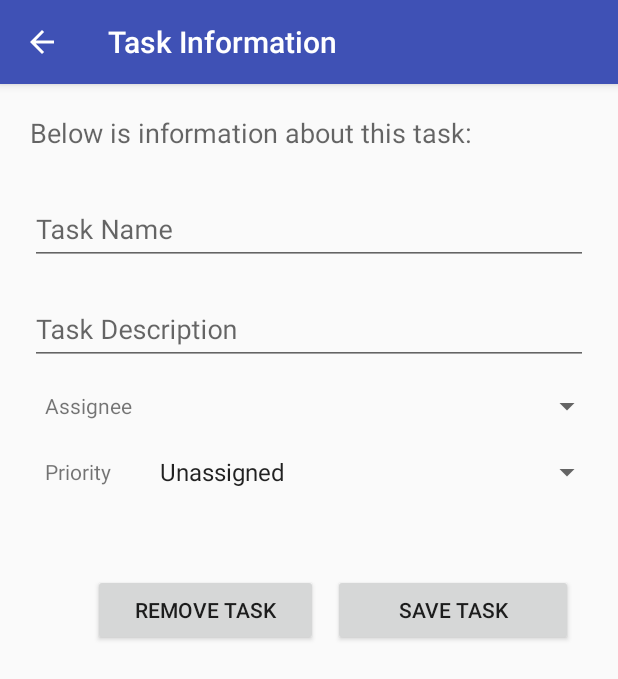
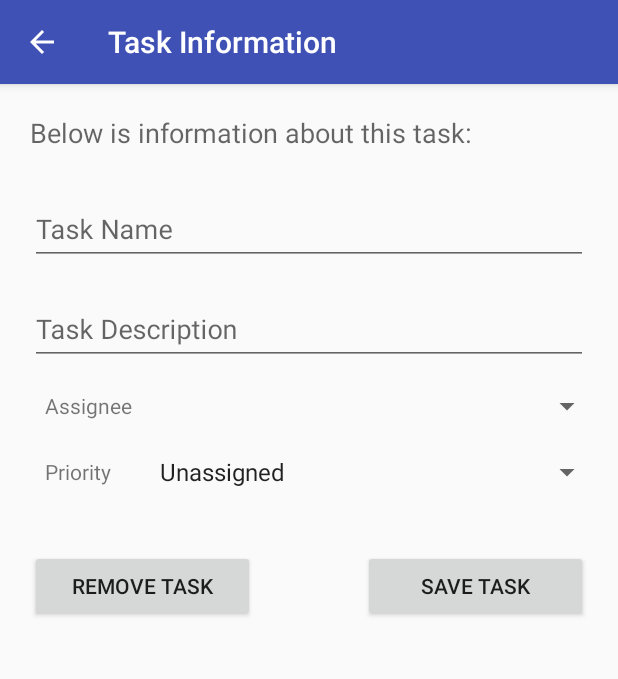
Before and after one commit to Macro303/Project_Fury, an Android app: the TaskInfoView screen opened directly, with no data from a screen before it, after a tap on "EDIT TASK", on a phone screen of 412 x 824 dp. Shown: the top 679 px of the screen. Run offline under Robolectric (Android 15) with nearby library versions, the light colour scheme and no system bars; our stand-ins replace ButterKnife; 12 statements that could not run were skipped.

Commit message:
Issue Task #100
Fixing spinner being disabled

```diff
--- a/app/src/main/java/tobedevelopers/project_fury/create_project/implementation/CreateProjectPresenter.java
+++ b/app/src/main/java/tobedevelopers/project_fury/create_project/implementation/CreateProjectPresenter.java
@@ -48,10 +48,11 @@ public class CreateProjectPresenter implements CreateProjectContract.Presenter{
 				@Override
 				protected void onPostExecute( Response response ){
 					CreateProjectContract.View view = viewWeakReference.get();
+					CreateProjectContract.Navigation navigation = navigationWeakReference.get();
 
 					switch( response.getMessage() ){
 						case "Project creation successful.":
-							navigationWeakReference.get().navigateToPrevious();
+							navigation.navigateToPrevious();
 							break;
 						case "No Internet Access":
 							view.noInternetAccessValidation();
@@ -62,7 +63,6 @@ public class CreateProjectPresenter implements CreateProjectContract.Presenter{
 					}
 				}
 			}.executeOnExecutor( AsyncTask.THREAD_POOL_EXECUTOR );
-			navigation.navigateToPrevious();
 		}
 	}
 
--- a/app/src/main/java/tobedevelopers/project_fury/task_info/implementation/TaskInfoView.java
+++ b/app/src/main/java/tobedevelopers/project_fury/task_info/implementation/TaskInfoView.java
@@ -4,6 +4,7 @@ import android.content.DialogInterface;
 import android.os.Bundle;
 import android.support.design.widget.TextInputEditText;
 import android.support.v7.app.AlertDialog;
+import android.support.v7.widget.AppCompatSpinner;
 import android.text.Editable;
 import android.view.MenuItem;
 import android.view.View;
@@ -39,9 +40,9 @@ public class TaskInfoView extends BaseView implements TaskInfoContract.View, Tas
 	@Bind( R.id.taskInfoActivity_taskDescriptionEditText )
 	TextInputEditText mTaskDescription;
 	@Bind( R.id.taskInfoActivity_assigneeSpinner )
-	Spinner mAssignee;
+	AppCompatSpinner mAssignee;
 	@Bind( R.id.taskInfoActivity_prioritySpinner )
-	Spinner mPriority;
+	AppCompatSpinner mPriority;
 	@Bind( R.id.taskInfoActivity_deleteTaskButton )
 	Button mDeleteTask;
 	@Bind( R.id.taskInfoActivity_updateTaskButton )
@@ -91,7 +92,9 @@ public class TaskInfoView extends BaseView implements TaskInfoContract.View, Tas
 		users = list.toArray( new String[ list.size() ] );
 		ArrayAdapter< String > dataAdapter = new ArrayAdapter<>( this, android.R.layout.simple_spinner_item, users );
 		mAssignee.setAdapter( dataAdapter );
+		mAssignee.setEnabled( false );
 		dataAdapter.setDropDownViewResource( android.R.layout.simple_spinner_dropdown_item );
+		mPriority.setEnabled( false );
 	}
 
 	private void setSpinnerValue( Spinner spinner, String assignee ){
@@ -181,9 +184,14 @@ public class TaskInfoView extends BaseView implements TaskInfoContract.View, Tas
 		setSpinnerValue( mPriority, initialValues[ 3 ] );
 	}
 
+	public void setSpinnerEnabled( Spinner spinner, boolean enabled ){
+		spinner.setEnabled( enabled );
+		spinner.setAlpha( enabled ? 1.0f : 0.4f );
+	}
+
 	@Override
 	public void setTaskEdited(){
-		runOnUiThread( new Runnable6Param< Button, TextInputEditText, TextInputEditText, Spinner, Spinner, Button >( mUpdateTask, mTaskName, mTaskDescription, mAssignee, mPriority, mSaveTask ){
+		runOnUiThread( new Runnable6Param< Button, TextInputEditText, TextInputEditText, AppCompatSpinner, AppCompatSpinner, Button >( mUpdateTask, mTaskName, mTaskDescription, mAssignee, mPriority, mSaveTask ){
 			@Override
 			public void run(){
 				getParam1().setVisibility( View.GONE );
@@ -197,10 +205,8 @@ public class TaskInfoView extends BaseView implements TaskInfoContract.View, Tas
 				getParam3().setClickable( true );
 				getParam3().setCursorVisible( true );
 				getParam3().setFocusableInTouchMode( true );
-				getParam4().setClickable( true );
-				getParam4().setFocusable( true );
-				getParam5().setClickable( true );
-				getParam5().setFocusable( true );
+				setSpinnerEnabled( getParam4(), true );
+				setSpinnerEnabled( getParam5(), true );
 				getParam6().setVisibility( View.VISIBLE );
 			}
 		} );
@@ -208,7 +214,7 @@ public class TaskInfoView extends BaseView implements TaskInfoContract.View, Tas
 
 	@Override
 	public void setTaskSaved(){
-		runOnUiThread( new Runnable6Param< Button, TextInputEditText, TextInputEditText, Spinner, Spinner, Button >( mUpdateTask, mTaskName, mTaskDescription, mAssignee, mPriority, mSaveTask ){
+		runOnUiThread( new Runnable6Param< Button, TextInputEditText, TextInputEditText, AppCompatSpinner, AppCompatSpinner, Button >( mUpdateTask, mTaskName, mTaskDescription, mAssignee, mPriority, mSaveTask ){
 			@Override
 			public void run(){
 				getParam1().setVisibility( View.VISIBLE );
@@ -222,10 +228,8 @@ public class TaskInfoView extends BaseView implements TaskInfoContract.View, Tas
 				getParam3().setClickable( false );
 				getParam3().setCursorVisible( false );
 				getParam3().setFocusableInTouchMode( false );
-				getParam4().setClickable( false );
-				getParam4().setFocusable( false );
-				getParam5().setClickable( false );
-				getParam5().setFocusable( false );
+				setSpinnerEnabled( getParam4(), false );
+				setSpinnerEnabled( getParam5(), false );
 				getParam6().setVisibility( View.GONE );
 			}
 		} );
--- a/app/src/main/res/layout/activity_task_info.xml
+++ b/app/src/main/res/layout/activity_task_info.xml
@@ -80,14 +80,16 @@
 					android:layout_marginEnd="5dp"
 					android:text="@string/hint_assigneeSpinner"/>
 
-				<Spinner
+				<android.support.v7.widget.AppCompatSpinner
 					android:id="@+id/taskInfoActivity_assigneeSpinner"
 					android:layout_width="match_parent"
 					android:layout_height="wrap_content"
 					android:layout_column="1"
 					android:layout_marginStart="5dp"
 					android:clickable="false"
-					android:focusable="false"/>
+					android:focusable="false"
+					android:focusableInTouchMode="false"
+					android:longClickable="false"/>
 
 			</TableRow>
 
@@ -102,7 +104,7 @@
 					android:layout_marginEnd="5dp"
 					android:text="@string/hint_prioritySpinner"/>
 
-				<Spinner
+				<android.support.v7.widget.AppCompatSpinner
 					android:id="@+id/taskInfoActivity_prioritySpinner"
 					android:layout_width="match_parent"
 					android:layout_height="wrap_content"
@@ -110,38 +112,24 @@
 					android:layout_marginStart="5dp"
 					android:clickable="false"
 					android:entries="@array/spinner_priority"
-					android:focusable="false"/>
+					android:focusable="false"
+					android:focusableInTouchMode="false"
+					android:longClickable="false"/>
+
 			</TableRow>
 
 		</TableLayout>
 
-		<LinearLayout
+		<RelativeLayout
 			android:layout_width="match_parent"
 			android:layout_height="wrap_content"
-			android:layout_marginBottom="5dp"
-			android:layout_marginTop="5dp">
-
-		</LinearLayout>
-
-		<LinearLayout
-			android:layout_width="match_parent"
-			android:layout_height="wrap_content"
-			android:layout_marginTop="5dp">
-
-		</LinearLayout>
-
-		<LinearLayout
-			android:layout_width="match_parent"
-			android:layout_height="wrap_content"
-			android:layout_marginTop="30dp"
-			android:gravity="end"
-			android:orientation="horizontal">
+			android:layout_marginTop="30dp">
 
 			<Button
 				android:id="@+id/taskInfoActivity_deleteTaskButton"
 				android:layout_width="wrap_content"
 				android:layout_height="wrap_content"
-				android:layout_marginEnd="10dp"
+				android:layout_alignParentStart="true"
 				android:minWidth="150dp"
 				android:text="@string/button_removeTask"/>
 
@@ -149,22 +137,20 @@
 				android:id="@+id/taskInfoActivity_updateTaskButton"
 				android:layout_width="wrap_content"
 				android:layout_height="wrap_content"
-				android:layout_gravity="end"
-				android:layout_marginEnd="10dp"
-				android:minWidth="160dp"
+				android:layout_alignParentEnd="true"
+				android:minWidth="150dp"
 				android:text="@string/button_updateTask"/>
 
 			<Button
 				android:id="@+id/taskInfoActivity_saveTaskButton"
 				android:layout_width="wrap_content"
 				android:layout_height="wrap_content"
-				android:layout_gravity="end"
-				android:layout_marginEnd="10dp"
-				android:minWidth="160dp"
+				android:layout_alignParentEnd="true"
+				android:minWidth="150dp"
 				android:text="@string/button_saveTask"
 				android:visibility="gone"/>
 
-		</LinearLayout>
+		</RelativeLayout>
 
 	</LinearLayout>
 
```
